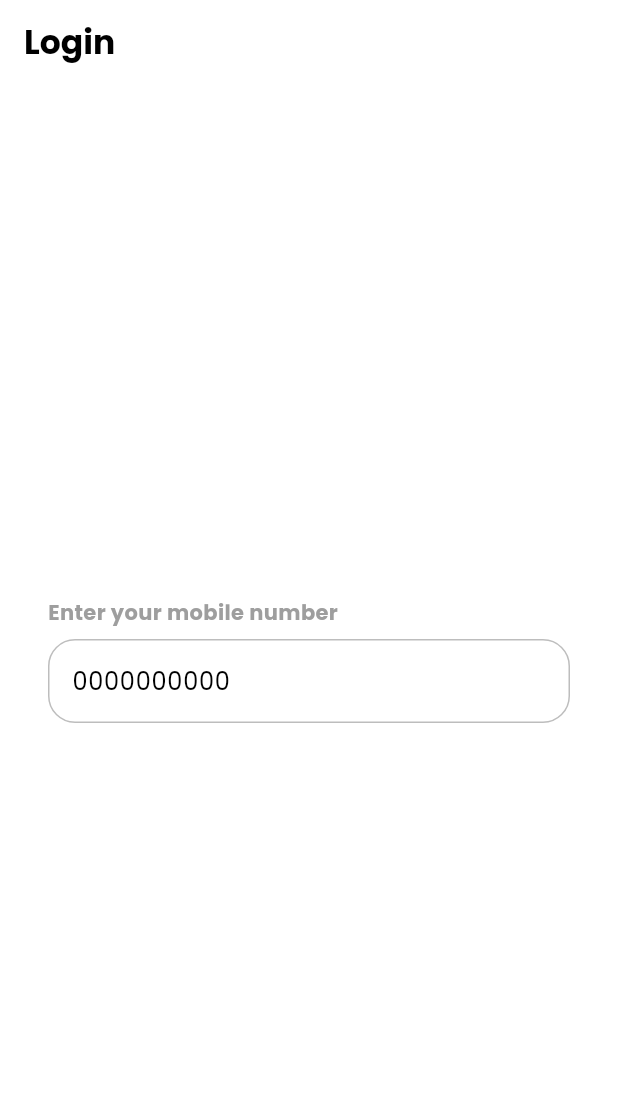
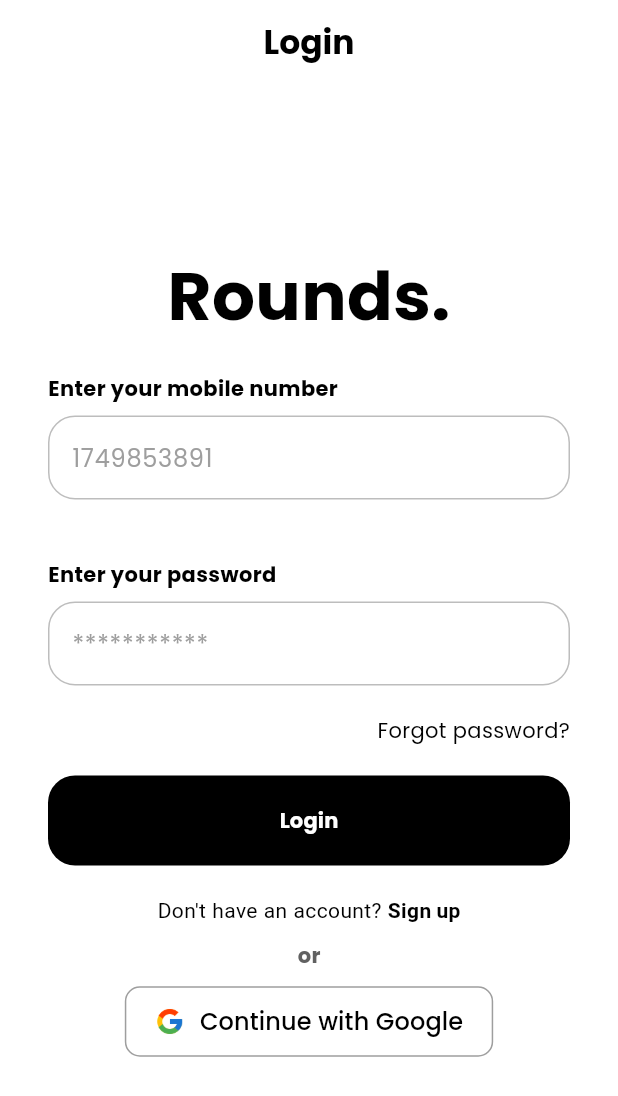
Before and after one commit to ronishrohan/rounds, a Flutter app: the LoginScreen screen opened by its route, on a phone screen of 412 x 824 dp. Shown: the top 1096 px of the screen. Run offline on Flutter 3.47's test engine with Material 3 defaults, Android fonts, the phone set to English and light mode, and no system bars; our stand-ins replace go_router, google_fonts.

Commit message:
login page done

```diff
--- a/lib/components/ui/Button.dart
+++ b/lib/components/ui/Button.dart
@@ -2,7 +2,6 @@ import 'package:flutter/material.dart';
 import 'package:rounds/helpers/constants.dart';
 
 class Button extends StatelessWidget {
-
   final String text;
   final VoidCallback onPressed;
   const Button({super.key, required this.text, required this.onPressed});
@@ -11,8 +10,11 @@ class Button extends StatelessWidget {
   Widget build(BuildContext context) {
     return FilledButton(
         style: ButtonStyle(
-            shape: WidgetStateProperty.all(RoundedRectangleBorder(
-                borderRadius: Constants.borderRadius)),
+            shape: WidgetStateProperty.all(
+              RoundedRectangleBorder(
+                borderRadius: BorderRadius.circular(18),
+              ),
+            ),
             backgroundColor:
                 WidgetStateProperty.all(Theme.of(context).primaryColor)),
         onPressed: onPressed,
--- /dev/null
+++ b/lib/components/ui/SocialButton.dart
@@ -0,0 +1,47 @@
+import 'package:flutter/material.dart';
+
+class SocialButton extends StatelessWidget {
+  final String text;
+  final VoidCallback onPressed;
+  final String assetPath; // Path to the icon
+
+  const SocialButton({
+    super.key,
+    required this.text,
+    required this.onPressed,
+    required this.assetPath,
+  });
+
+  @override
+  Widget build(BuildContext context) {
+    return OutlinedButton(
+      style: OutlinedButton.styleFrom(
+        shape: RoundedRectangleBorder(
+          borderRadius: BorderRadius.circular(10),
+        ),
+        side: const BorderSide(color: Colors.grey),
+        padding: const EdgeInsets.symmetric(vertical: 12, horizontal: 20),
+        backgroundColor: Colors.white,
+      ),
+      onPressed: onPressed,
+      child: Row(
+        mainAxisSize: MainAxisSize.min,
+        children: [
+          Image.asset(
+            assetPath,
+            height: 20,
+          ), // Using an asset image for the icon
+          const SizedBox(width: 10),
+          Text(
+            text,
+            style: const TextStyle(
+              fontSize: 16,
+              fontWeight: FontWeight.w500,
+              color: Colors.black,
+            ),
+          ),
+        ],
+      ),
+    );
+  }
+}
--- a/lib/pages/login.page.dart
+++ b/lib/pages/login.page.dart
@@ -2,6 +2,8 @@ import 'package:flutter/material.dart';
 import 'package:rounds/components/ui/Button.dart';
 import 'package:rounds/helpers/constants.dart';
 import 'package:rounds/helpers/routes.dart';
+import 'package:flutter/gestures.dart';
+import 'package:rounds/components/ui/SocialButton.dart';
 
 class LandingScreen extends StatelessWidget {
   const LandingScreen({super.key});
@@ -27,17 +29,26 @@ class LandingScreen extends StatelessWidget {
                 children: [
                   Padding(
                     padding: const EdgeInsets.only(top: 120),
-                      child: Text("Rounds.",
+                    child: Hero(
+                      tag: "logo",
+                      child: Text(
+                        "Rounds.",
                         style: TextStyle(
-                              fontSize: 60, fontWeight: FontWeight.bold)),
+                          fontSize: 60,
+                          fontWeight: FontWeight.bold,
+                        ),
+                      ),
+                    ),
                   ),
                   Padding(
                     padding: const EdgeInsets.only(bottom: 80),
                     child: Button(
                       onPressed: () => router.go("/login"),
                       text: "Get Started",
-                        ))
-                  ]),
+                    ),
+                  ),
+                ],
+              ),
             ),
           ),
         ],
@@ -53,6 +64,7 @@ class LoginScreen extends StatelessWidget {
   Widget build(BuildContext context) {
     return Scaffold(
       appBar: AppBar(
+        centerTitle: true,
         title: Text("Login", style: TextStyle(fontWeight: FontWeight.bold)),
       ),
       body: Container(
@@ -62,18 +74,38 @@ class LoginScreen extends StatelessWidget {
             mainAxisAlignment: MainAxisAlignment.center,
             crossAxisAlignment: CrossAxisAlignment.center,
             children: [
+              Align(
+                alignment: Alignment(0.0, -1.0),
+                child: Hero(
+                  tag: "logo",
+                  child: Text(
+                    "Rounds.",
+                    style: TextStyle(
+                      fontSize: 45,
+                      fontWeight: FontWeight.bold,
+                    ),
+                  ),
+                ),
+              ),
+              SizedBox(height: 20),
               Column(
-                  crossAxisAlignment: CrossAxisAlignment.start,
+                crossAxisAlignment: CrossAxisAlignment.stretch,
                 children: [
-                    Text("Enter your mobile number",
+                  Text(
+                    "Enter your mobile number",
                     style: TextStyle(
-                            fontWeight: FontWeight.bold, color: Colors.grey)),
-                            SizedBox(height: 8,),
+                      fontWeight: FontWeight.bold,
+                      color: Colors.black,
+                    ),
+                  ),
+                  SizedBox(
+                    height: 8,
+                  ),
                   TextField(
                     keyboardType: TextInputType.number,
                     decoration: InputDecoration(
-
-                          hintText: "0000000000",
+                      hintText: "1749853891",
+                      hintStyle: TextStyle(color: Colors.grey),
                       enabledBorder: OutlineInputBorder(
                         borderRadius: Constants.borderRadius,
                         borderSide: BorderSide(
@@ -81,13 +113,144 @@ class LoginScreen extends StatelessWidget {
                         ),
                       ),
                       border: OutlineInputBorder(
-
                         borderRadius: Constants.borderRadius,
-                    ))),
-
+                      ),
+                    ),
+                  ),
                 ],
-                )
-              ]),
+              ),
+              SizedBox(
+                height: 40,
+              ),
+              Column(
+                crossAxisAlignment: CrossAxisAlignment.stretch,
+                children: [
+                  Text(
+                    "Enter your password",
+                    style: TextStyle(
+                      fontWeight: FontWeight.bold,
+                      color: Colors.black,
+                    ),
+                  ),
+                  SizedBox(
+                    height: 8,
+                  ),
+                  TextField(
+                    keyboardType: TextInputType.number,
+                    decoration: InputDecoration(
+                      hintText: "***********",
+                      hintStyle: TextStyle(color: Colors.grey),
+                      enabledBorder: OutlineInputBorder(
+                        borderRadius: Constants.borderRadius,
+                        borderSide: BorderSide(
+                          color: Colors.grey.shade400,
+                        ),
+                      ),
+                      border: OutlineInputBorder(
+                        borderRadius: Constants.borderRadius,
+                      ),
+                    ),
+                  ),
+                ],
+              ),
+              SizedBox(
+                height: 20,
+              ),
+              Column(
+                children: [
+                  Align(
+                    alignment: Alignment.centerRight,
+                    child: GestureDetector(
+                      onTap: () => router.go("/forgot-password"),
+                      child: Text(
+                        "Forgot password?",
+                        style: TextStyle(
+                          color: Colors.black,
+                          fontWeight: FontWeight.w400,
+                        ),
+                      ),
+                    ),
+                  ),
+                ],
+              ),
+              SizedBox(
+                height: 20,
+              ),
+              SizedBox(
+                width: double
+                    .infinity, // This will make the button take the full width
+                height: 60.0, // Adjust the height as needed
+                child: Button(
+                  onPressed: () => router.go("/home"),
+                  text: "Login",
+                ),
+              ),
+              SizedBox(
+                height: 20,
+              ),
+              Column(
+                mainAxisAlignment: MainAxisAlignment.center,
+                crossAxisAlignment: CrossAxisAlignment.center,
+                children: [
+                  Align(
+                    alignment: Alignment.center,
+                    child: Text.rich(
+                      TextSpan(
+                        text: "Don't have an account? ",
+                        style: TextStyle(
+                          color: Colors.black,
+                          fontWeight: FontWeight.w400,
+                        ),
+                        children: [
+                          TextSpan(
+                            text: "Sign up",
+                            style: TextStyle(
+                              fontWeight: FontWeight.bold,
+                            ),
+                            recognizer: TapGestureRecognizer()
+                              ..onTap = () => router.go("/sign-up"),
+                          ),
+                        ],
+                      ),
+                    ),
+                  ),
+                ],
+              ),
+              SizedBox(
+                height: 10,
+              ),
+              Column(
+                mainAxisAlignment: MainAxisAlignment.center,
+                crossAxisAlignment: CrossAxisAlignment.center,
+                children: [
+                  Text(
+                    "or",
+                    style: TextStyle(
+                      color: Colors.grey.shade700,
+                      fontWeight: FontWeight.bold,
+                    ),
+                  ),
+                ],
+              ),
+              SizedBox(
+                height: 10,
+              ),
+              Column(
+                mainAxisAlignment: MainAxisAlignment.center,
+                crossAxisAlignment: CrossAxisAlignment.center,
+                children: [
+                  SocialButton(
+                    text: "Continue with Google",
+                    onPressed: () => {},
+                    assetPath: "assets/images/google_logo.png",
+                  ),
+                  SizedBox(
+                    height: 10,
+                  ),
+                ],
+              ),
+            ],
+          ),
         ),
       ),
     );
--- a/pubspec.yaml
+++ b/pubspec.yaml
@@ -61,7 +61,7 @@ flutter:
   uses-material-design: true
 
   assets:
-  - assets/images/landing.jpg
+  - assets/images/
 
   # To add assets to your application, add an assets section, like this:
   # assets:
```
Also changed, not shown: assets/images/facebook_logo.png (added), assets/images/google_logo.png (added), flutter_01.png (added), pubspec.lock. Lines whose indentation alone changed are shown as unchanged.
